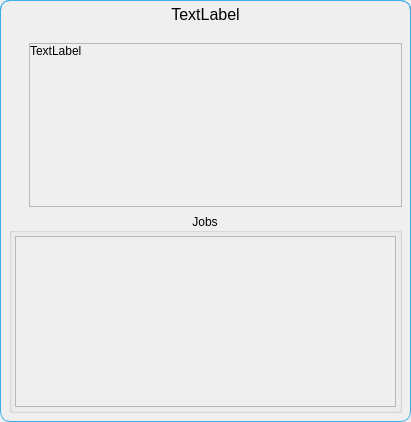
Qt form ui/generate_workorder_dialog.ui (TheCodingJsoftware/Invigo) before a commit.
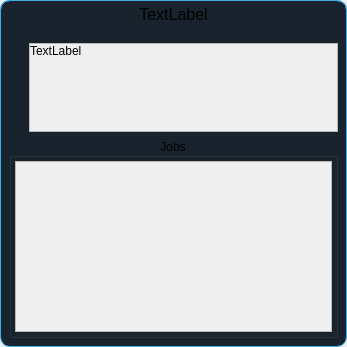
The same form after that commit.

What changed in the file:
```diff
--- a/ui/generate_workorder_dialog.ui
+++ b/ui/generate_workorder_dialog.ui
@@ -6,8 +6,8 @@
    <rect>
     <x>0</x>
     <y>0</y>
-    <width>411</width>
-    <height>422</height>
+    <width>347</width>
+    <height>347</height>
    </rect>
   </property>
   <property name="windowTitle">
@@ -44,6 +44,7 @@
 	border-top-right-radius:10px;
 	border-bottom-right-radius:10px;
 	border: 1px solid  #3daee9;
+	background-color: #19232D;
 }</string>
      </property>
      <layout class="QVBoxLayout" name="verticalLayout_3" stretch="0,0">
@@ -146,8 +147,8 @@
               <rect>
                <x>0</x>
                <y>0</y>
-               <width>361</width>
-               <height>144</height>
+               <width>297</width>
+               <height>69</height>
               </rect>
              </property>
              <layout class="QVBoxLayout" name="verticalLayout_4">
@@ -243,7 +244,7 @@
                <rect>
                 <x>0</x>
                 <y>0</y>
-                <width>383</width>
+                <width>319</width>
                 <height>177</height>
                </rect>
               </property>
```
